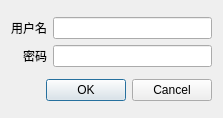
The window that src/config.ui (ClumsyLee/net.tsinghua) describes before a commit, drawn with Qt 5.
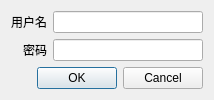
The same window after the commit.

Commit message: Disable dialog resizing

```diff
--- a/src/config.ui
+++ b/src/config.ui
@@ -2,18 +2,13 @@
 <ui version="4.0">
  <class>AccountSettingDialog</class>
  <widget class="QDialog" name="AccountSettingDialog">
-  <property name="geometry">
-   <rect>
-    <x>0</x>
-    <y>0</y>
-    <width>223</width>
-    <height>118</height>
-   </rect>
-  </property>
   <property name="windowTitle">
    <string>账号设置</string>
   </property>
   <layout class="QVBoxLayout" name="verticalLayout">
+   <property name="sizeConstraint">
+    <enum>QLayout::SetFixedSize</enum>
+   </property>
    <item>
     <layout class="QGridLayout" name="gridLayout">
      <item row="0" column="0">
```
The commit also changes 1 other file.
